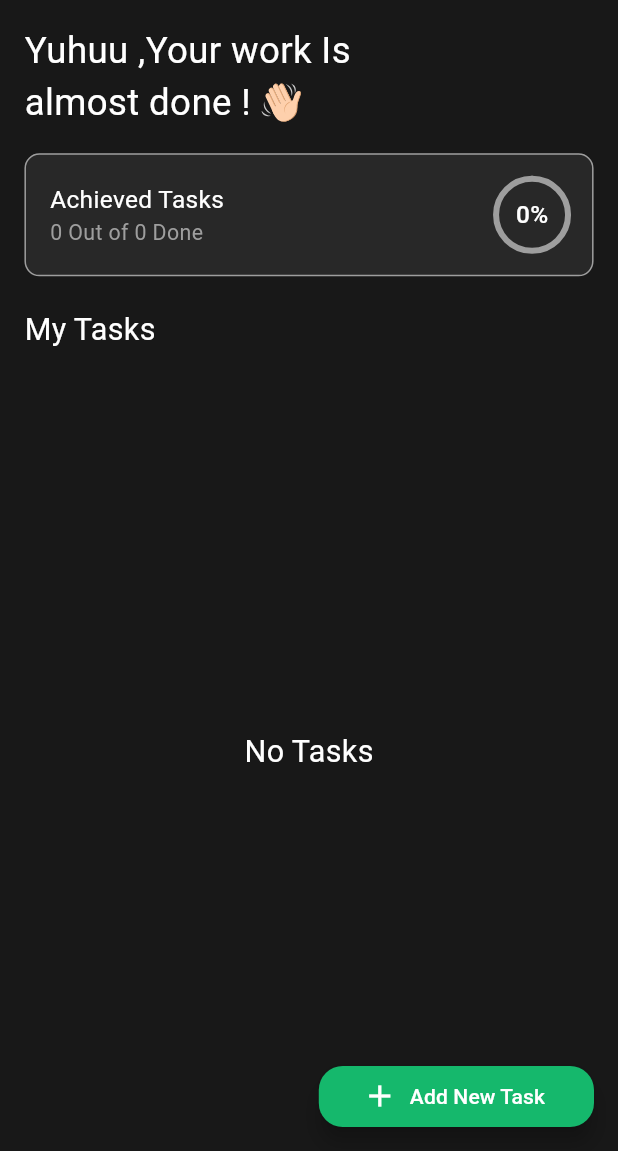
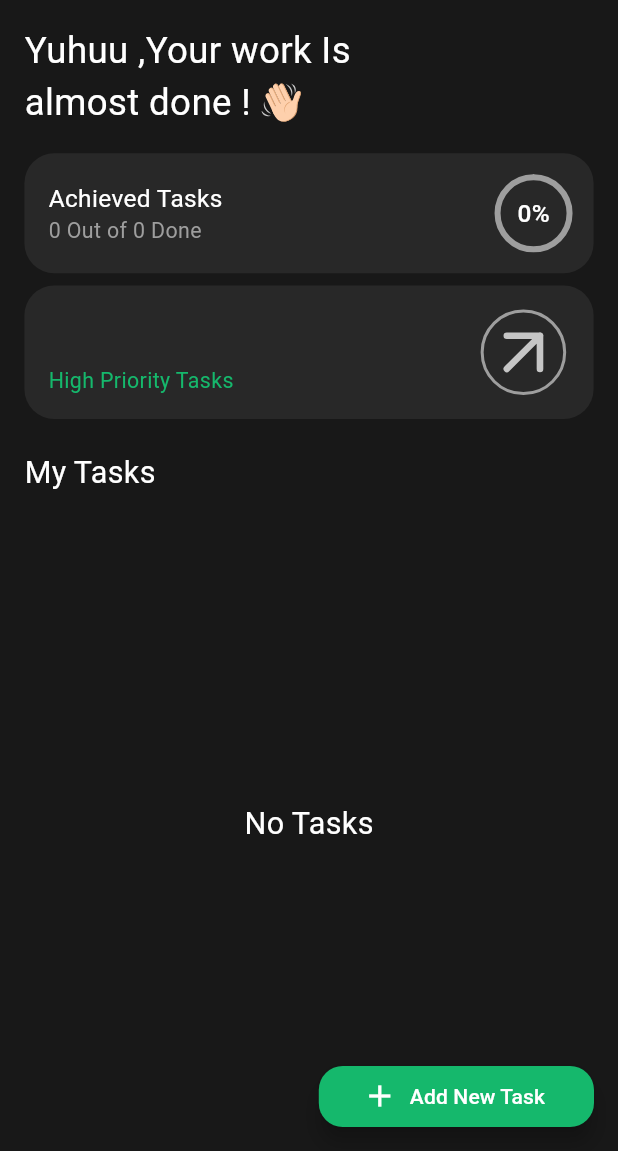
Before and after one commit to Abdallah3108/Tasky_App, a Flutter app: the HomeView screen opened directly, on a phone screen of 412 x 824 dp, the part 85-1236 px from its top. Run offline on Flutter 3.47's test engine with Material 3 defaults, Android fonts, the phone set to English and light mode, and no system bars; our stand-ins replace flutter_screenutil, flutter_svg, shared_preferences; accounts and stored records are empty.

Commit message:
make high priority screen

```diff
--- /dev/null
+++ b/lib/core/widgets/achieved_tasks_widget.dart
@@ -0,0 +1,89 @@
+import 'dart:math';
+
+import 'package:flutter/material.dart';
+import 'package:flutter_screenutil/flutter_screenutil.dart';
+
+import '../utils/app_colors.dart';
+
+class AchievedTasksWidget extends StatelessWidget {
+  const AchievedTasksWidget({
+    super.key,
+    required this.totalTask,
+    required this.doneTask,
+    required this.percentage,
+  });
+
+  final int totalTask;
+  final int doneTask;
+  final double percentage;
+
+  @override
+  Widget build(BuildContext context) {
+    return Container(
+      width: double.infinity,
+
+      padding: EdgeInsets.all(16),
+      decoration: BoxDecoration(
+        color: AppColors.textFormFieldColor,
+        borderRadius: BorderRadius.circular(20),
+        // border: Border.all(color: Colors.grey),
+      ),
+      child: Row(
+        mainAxisAlignment: MainAxisAlignment.spaceBetween,
+        children: [
+          Column(
+            crossAxisAlignment: CrossAxisAlignment.start,
+            children: [
+              Text(
+                'Achieved Tasks',
+                style: TextStyle(
+                  fontSize: 16.sp,
+                  fontWeight: FontWeight.w400,
+                  color: AppColors.textColorAtDark,
+                ),
+              ),
+              Text(
+                '${totalTask - doneTask} Out of ${totalTask} Done',
+                style: TextStyle(
+                  fontSize: 14.sp,
+                  fontWeight: FontWeight.w400,
+                  color: Colors.grey,
+                ),
+              ),
+            ],
+          ),
+          Stack(
+            alignment: Alignment.center,
+
+            children: [
+              Transform.rotate(
+                angle: -pi / 2,
+                child: SizedBox(
+                  width: 48,
+                  height: 48,
+                  child: CircularProgressIndicator(
+                    value: percentage,
+                    backgroundColor: Colors.grey,
+                    valueColor: AlwaysStoppedAnimation<Color>(
+                      AppColors.primary,
+                    ),
+                    color: AppColors.primary,
+                    strokeWidth: 4,
+                  ),
+                ),
+              ),
+              Text(
+                "${(percentage * 100).toInt()}%",
+                style: TextStyle(
+                  color: AppColors.textColorAtDark,
+                  fontSize: 16.sp,
+                  fontWeight: FontWeight.w500,
+                ),
+              ),
+            ],
+          ),
+        ],
+      ),
+    );
+  }
+}
--- /dev/null
+++ b/lib/core/widgets/high_priority_tasks_widget.dart
@@ -0,0 +1,131 @@
+import 'dart:convert';
+
+import 'package:flutter/material.dart';
+import 'package:flutter_screenutil/flutter_screenutil.dart';
+import 'package:flutter_svg/flutter_svg.dart';
+import 'package:shared_preferences/shared_preferences.dart';
+import 'package:taskyapp2/models/task_model.dart';
+
+import '../../features/high_priority_tasks/views/high_priorty_tasks_view.dart';
+import '../utils/app_colors.dart';
+
+class HighPriorityTasksWidget extends StatelessWidget {
+  const HighPriorityTasksWidget({
+    super.key,
+
+    required this.onTap,
+    required this.tasks,
+    required this.refresh,
+  });
+
+  final Function(bool?, int?) onTap;
+  final List<TaskModel> tasks;
+  final Function refresh;
+
+  @override
+  Widget build(BuildContext context) {
+    return Container(
+      width: double.infinity,
+
+      padding: EdgeInsets.all(16),
+      decoration: BoxDecoration(
+        color: AppColors.textFormFieldColor,
+        borderRadius: BorderRadius.circular(20),
+      ),
+      child: Row(
+        mainAxisAlignment: MainAxisAlignment.spaceBetween,
+        crossAxisAlignment: CrossAxisAlignment.end,
+        children: [
+          Expanded(
+            child: Column(
+              crossAxisAlignment: CrossAxisAlignment.start,
+              children: [
+                Text(
+                  'High Priority Tasks',
+                  style: TextStyle(
+                    fontSize: 14.sp,
+                    fontWeight: FontWeight.w400,
+                    color: AppColors.primary,
+                  ),
+                ),
+                // SizedBox(height: 8.h),
+                ...tasks.where((e) => e.isHighPriority).take(4).map((element) {
+                  return Row(
+                    children: [
+                      Checkbox(
+                        value: element.isDone,
+                        activeColor: AppColors.checkBoxColor,
+                        shape: RoundedRectangleBorder(
+                          borderRadius: BorderRadius.circular(4),
+                        ),
+                        onChanged: (bool? value) async {
+                          final index = tasks.indexWhere(
+                            (e) => e.id == element.id,
+                          );
+                          onTap(value, index);
+                          final pref = await SharedPreferences.getInstance();
+                          final updatedTask =
+                              tasks.map((e) => e.toJson()).toList();
+                          await pref.setString(
+                            'tasks',
+                            jsonEncode(updatedTask),
+                          );
+                        },
+                      ),
+                      Expanded(
+                        child: Text(
+                          element.taskName,
+                          style: TextStyle(
+                            color:
+                                element.isDone
+                                    ? AppColors.isDoneColor
+                                    : AppColors.textColorAtDark,
+                            fontSize: 16.sp,
+                            fontWeight: FontWeight.w600,
+                            decoration:
+                                element.isDone
+                                    ? TextDecoration.lineThrough
+                                    : TextDecoration.none,
+                            overflow: TextOverflow.ellipsis,
+                          ),
+                          maxLines: 1,
+                        ),
+                      ),
+                    ],
+                  );
+                }),
+              ],
+            ),
+          ),
+          GestureDetector(
+            onTap: () async {
+              await Navigator.push(
+                context,
+                MaterialPageRoute(
+                  builder: (BuildContext context) {
+                    return HighPriorityTasksView();
+                  },
+                ),
+              );
+              refresh();
+            },
+            child: Container(
+              width: 56.w,
+              height: 56.h,
+              decoration: BoxDecoration(
+                color: AppColors.textFormFieldColor,
+                shape: BoxShape.circle,
+                border: Border.all(color: Colors.grey, width: 2),
+              ),
+              child: SvgPicture.asset(
+                'assets/arrowupright.svg',
+                width: 24.w,
+                height: 24.h,
+              ),
+            ),
+          ),
+        ],
+      ),
+    );
+  }
+}
--- a/lib/core/widgets/task_list_widget.dart
+++ b/lib/core/widgets/task_list_widget.dart
@@ -26,6 +26,8 @@ class TaskListWidget extends StatelessWidget {
           ),
         )
         : ListView.builder(
+          shrinkWrap: true,
+          physics: NeverScrollableScrollPhysics(),
           itemCount: tasks.length,
           padding: EdgeInsets.only(bottom: 40).r,
           itemBuilder: (BuildContext context, int index) {
@@ -38,7 +40,7 @@ class TaskListWidget extends StatelessWidget {
                 decoration: BoxDecoration(
                   color: AppColors.textFormFieldColor,
                   borderRadius: BorderRadius.circular(20),
-                  border: Border.all(color: Colors.grey),
+                  // border: Border.all(color: Colors.grey),
                 ),
                 child: Row(
                   children: [
--- a/lib/features/home_screen/views/home_view.dart
+++ b/lib/features/home_screen/views/home_view.dart
@@ -1,5 +1,4 @@
 import 'dart:convert';
-import 'dart:math';
 
 import 'package:flutter/material.dart';
 import 'package:flutter_screenutil/flutter_screenutil.dart';
@@ -7,6 +6,8 @@ import 'package:flutter_svg/svg.dart';
 import 'package:shared_preferences/shared_preferences.dart';
 
 import '../../../core/utils/app_colors.dart';
+import '../../../core/widgets/achieved_tasks_widget.dart';
+import '../../../core/widgets/high_priority_tasks_widget.dart';
 import '../../../core/widgets/task_list_widget.dart';
 import '../../../models/task_model.dart';
 import '../../add_task_view/views/add_task_view.dart';
@@ -68,6 +69,16 @@ class _HomeViewState extends State<HomeView> {
     percentage = totalTask == 0 ? 0 : doneTask / totalTask;
   }
 
+  _doneTask(bool? value, int? index) async {
+    setState(() {
+      tasks[index!].isDone = value ?? false;
+      _calculatePercentage();
+    });
+    final pref = await SharedPreferences.getInstance();
+    final updatedTask = tasks.map((e) => e.toJson()).toList();
+    await pref.setString('tasks', jsonEncode(updatedTask));
+  }
+
   @override
   Widget build(BuildContext context) {
     return Scaffold(
@@ -97,6 +108,7 @@ class _HomeViewState extends State<HomeView> {
       body: SafeArea(
         child: Padding(
           padding: EdgeInsets.all(16).r,
+          child: SingleChildScrollView(
             child: Column(
               crossAxisAlignment: CrossAxisAlignment.start,
               children: [
@@ -152,71 +164,23 @@ class _HomeViewState extends State<HomeView> {
                   ],
                 ),
                 SizedBox(height: 16.h),
-              Container(
-                width: double.infinity,
-
-                padding: EdgeInsets.all(16),
-                decoration: BoxDecoration(
-                  color: AppColors.textFormFieldColor,
-                  borderRadius: BorderRadius.circular(10),
-                  border: Border.all(color: Colors.grey),
+                AchievedTasksWidget(
+                  totalTask: totalTask,
+                  doneTask: doneTask,
+                  percentage: percentage,
                 ),
-                child: Row(
-                  mainAxisAlignment: MainAxisAlignment.spaceBetween,
-                  children: [
-                    Column(
-                      crossAxisAlignment: CrossAxisAlignment.start,
-                      children: [
-                        Text(
-                          'Achieved Tasks',
-                          style: TextStyle(
-                            fontSize: 16.sp,
-                            fontWeight: FontWeight.w400,
-                            color: AppColors.textColorAtDark,
-                          ),
-                        ),
-                        Text(
-                          '${totalTask - doneTask} Out of ${totalTask} Done',
-                          style: TextStyle(
-                            fontSize: 14.sp,
-                            fontWeight: FontWeight.w400,
-                            color: Colors.grey,
-                          ),
-                        ),
-                      ],
-                    ),
-                    Stack(
-                      alignment: Alignment.center,
-
-                      children: [
-                        Transform.rotate(
-                          angle: -pi / 2,
-                          child: SizedBox(
-                            width: 48,
-                            height: 48,
-                            child: CircularProgressIndicator(
-                              value: percentage,
-                              backgroundColor: Colors.grey,
-                              valueColor: AlwaysStoppedAnimation<Color>(
-                                AppColors.primary,
-                              ),
-                              color: AppColors.primary,
-                              strokeWidth: 4,
-                            ),
-                          ),
-                        ),
-                        Text(
-                          "${(percentage * 100).toInt()}%",
-                          style: TextStyle(
-                            color: AppColors.textColorAtDark,
-                            fontSize: 16.sp,
-                            fontWeight: FontWeight.w500,
-                          ),
-                        ),
-                      ],
-                    ),
-                  ],
-                ),
+                SizedBox(height: 8.h),
+                HighPriorityTasksWidget(
+                  refresh: () {
+                    _loadTasks();
+                  },
+                  tasks: tasks,
+                  onTap: (bool? value, int? index) async {
+                    setState(() {
+                      tasks[index!].isDone = value ?? false;
+                      _calculatePercentage();
+                    });
+                  },
                 ),
                 SizedBox(height: 20.h),
                 Text(
@@ -228,18 +192,13 @@ class _HomeViewState extends State<HomeView> {
                   ),
                 ),
                 SizedBox(height: 16.h),
-              Expanded(
+                SizedBox(
+                  height: 400.h, // تقدر تعدل حسب المساحة المتاحة
                   child: TaskListWidget(
                     emptyMessage: 'No Tasks',
                     tasks: tasks,
                     onTap: (bool? value, int? index) async {
-                    setState(() {
-                      tasks[index!].isDone = value ?? false;
-                      _calculatePercentage();
-                    });
-                    final pref = await SharedPreferences.getInstance();
-                    final updatedTask = tasks.map((e) => e.toJson()).toList();
-                    await pref.setString('tasks', jsonEncode(updatedTask));
+                      _doneTask(value, index);
                     },
                   ),
                 ),
@@ -247,6 +206,7 @@ class _HomeViewState extends State<HomeView> {
             ),
           ),
         ),
+      ),
     );
   }
 }
```
Also changed, not shown: lib/features/high_priority_tasks/views/high_priorty_tasks_view.dart (added, +95 -0 lines), assets/arrowupright.svg (added). Lines whose indentation alone changed are shown as unchanged.
